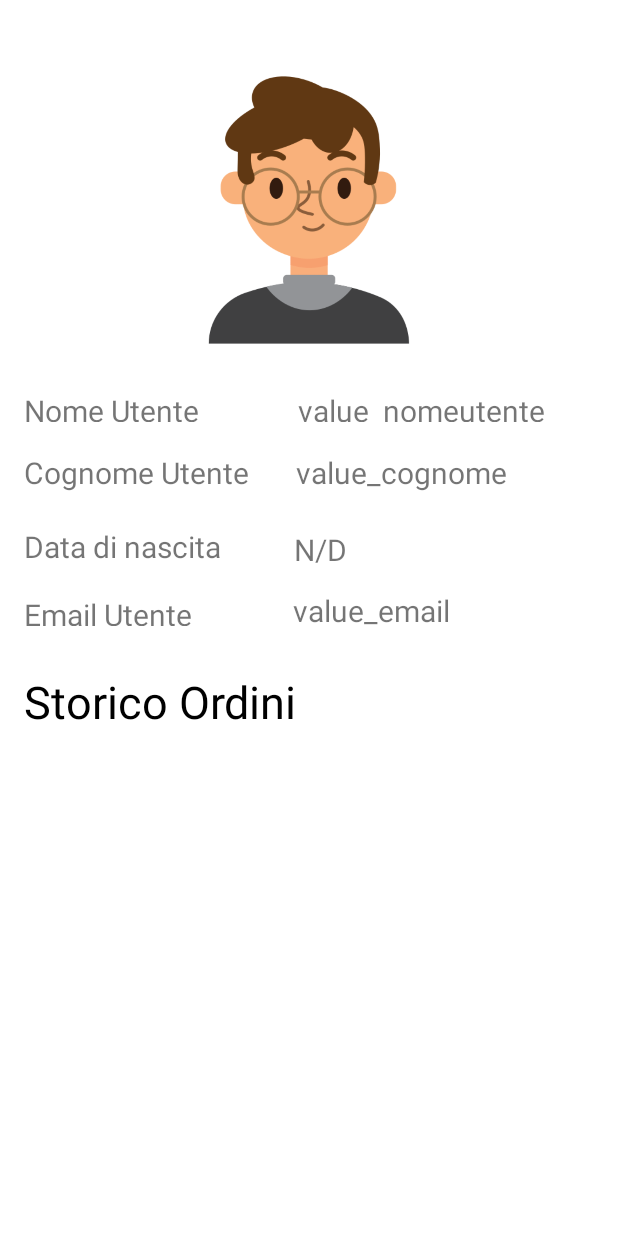
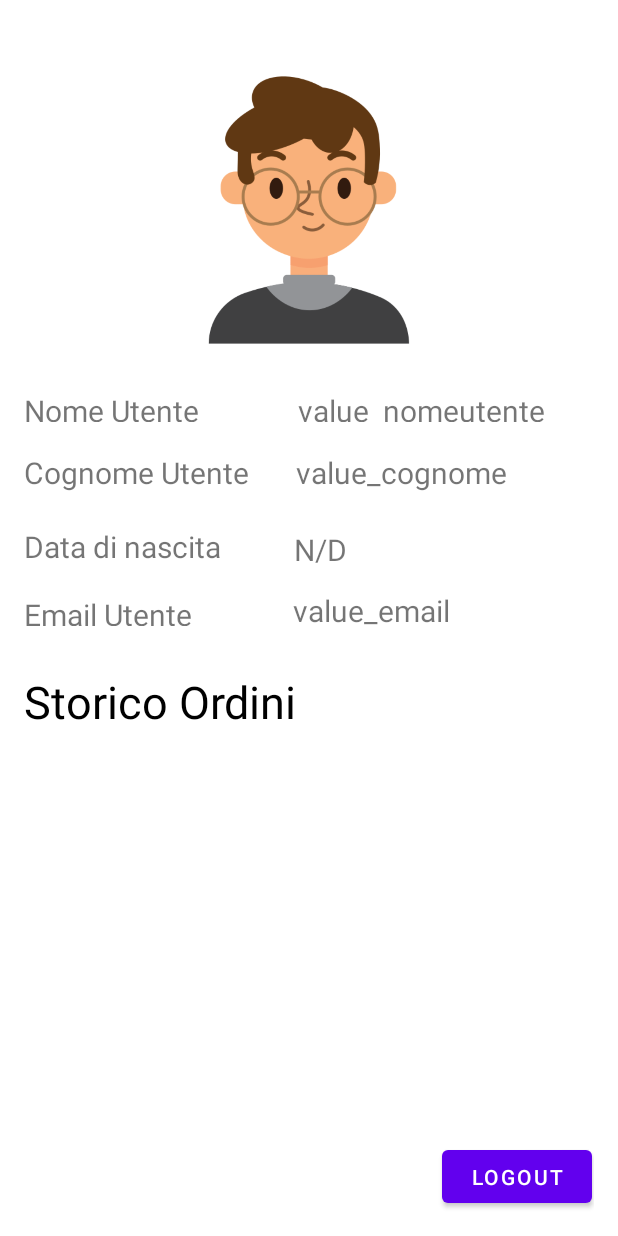
Before and after one commit to 1999-sis/melogiri, an Android app: the ProfileActivity screen opened directly, with no data from a screen before it, on a phone screen of 412 x 824 dp. Run offline under Robolectric (Android 15) with nearby library versions, the phone set to English and light mode, and no system bars; 4 statements that could not run were skipped.

Commit message:
aggiunta logout btn in ProfileActivity

```diff
--- a/app/src/main/res/layout/activity_utente.xml
+++ b/app/src/main/res/layout/activity_utente.xml
@@ -130,5 +130,17 @@
         android:layout_marginTop="20dp"
     />
 
+    <Button
+        android:id="@+id/btnLogout"
+        android:layout_width="100dp"
+        android:layout_height="47dp"
+        android:text="Logout"
+        app:layout_constraintBottom_toBottomOf="parent"
+        app:layout_constraintEnd_toEndOf="parent"
+        app:layout_constraintHorizontal_bias="0.996"
+        app:layout_constraintStart_toStartOf="parent"
+        app:layout_constraintTop_toTopOf="parent"
+        app:layout_constraintVertical_bias="1.0" />
+
 
 </androidx.constraintlayout.widget.ConstraintLayout>
```
Also changed, not shown: app/src/main/java/com/example/melogiri/view/ProfileActivity.java (+14 -11 lines).
